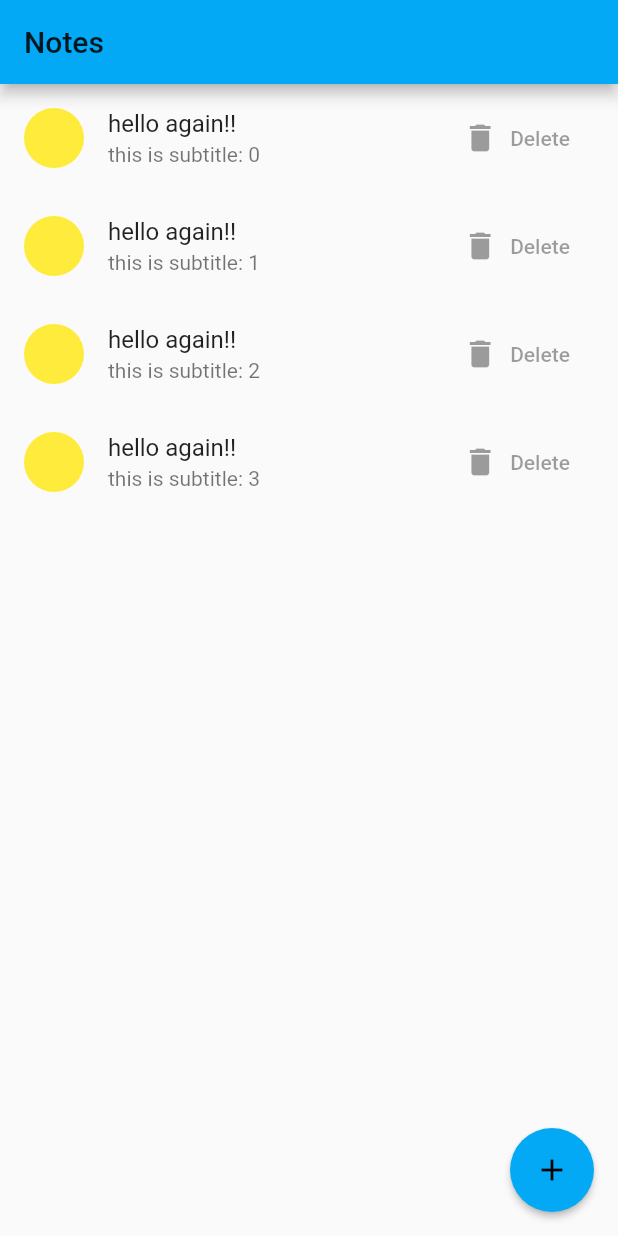
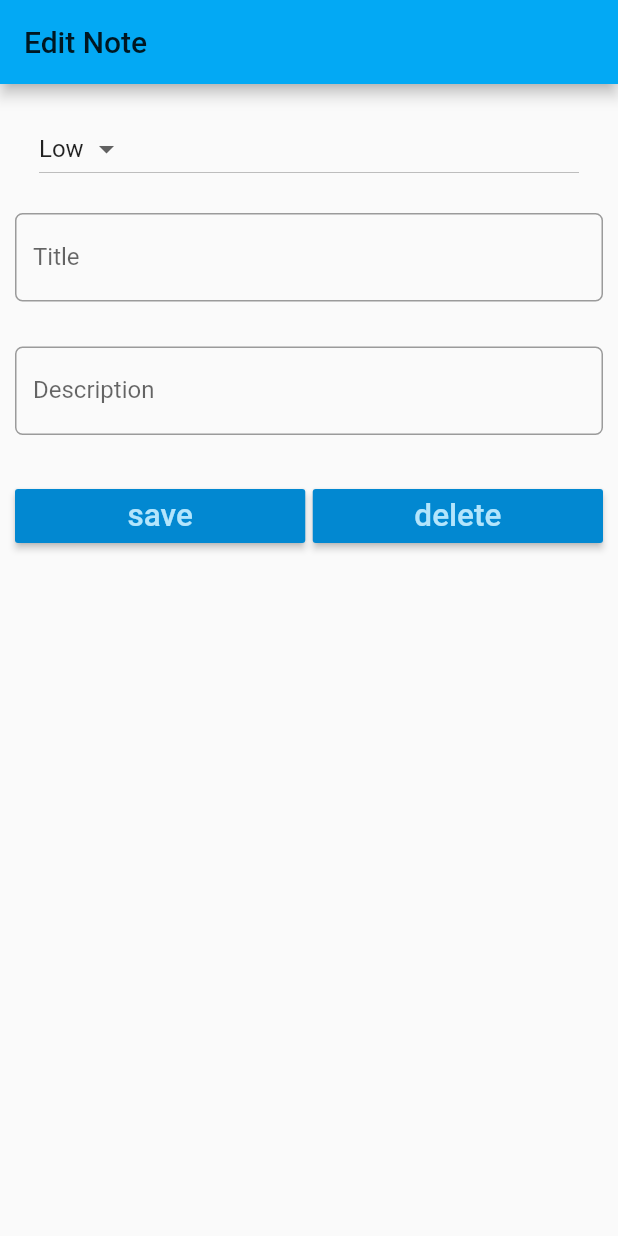
Before and after one commit to amit-420/android, a Flutter app: the screen it shows after launch, on a phone screen of 412 x 824 dp. Run offline on Flutter 3.47's test engine with Material 2 defaults, Android fonts, the phone set to English and light mode, and no system bars; our stand-ins replace cloud_firestore, firebase_auth, flutter_spinkit; accounts and stored records are empty.

Commit message:
notes list and edit notes page created

```diff
--- a/note_keeper/lib/main.dart
+++ b/note_keeper/lib/main.dart
@@ -1,4 +1,5 @@
 import 'package:flutter/material.dart';
+import 'package:notekeeper/screens/note_detail.dart';
 import 'package:notekeeper/screens/notelist.dart';
 void main() {
   runApp(MyApp());
@@ -10,7 +11,7 @@ class MyApp extends StatelessWidget {
       title: 'NoteKeeper',
       debugShowCheckedModeBanner: false,
       theme: ThemeData(primarySwatch: Colors.lightBlue),
-      home: NoteList(),
+      home: NoteDetail(),
     );
 
 
--- /dev/null
+++ b/note_keeper/lib/screens/note_detail.dart
@@ -0,0 +1,119 @@
+import 'package:flutter/material.dart';
+import 'package:flutter/painting.dart';
+
+class NoteDetail extends StatefulWidget {
+  @override
+  _NoteDetailState createState() => _NoteDetailState();
+}
+
+class _NoteDetailState extends State<NoteDetail> {
+
+  static var _priorities = ["High","Low"];
+  TextEditingController titleController = TextEditingController();
+  TextEditingController descriptionController = TextEditingController();
+
+  @override
+  Widget build(BuildContext context) {
+    return Scaffold(
+      appBar: AppBar(
+        title: Text("Edit Note"),
+      ),
+      body: Padding(
+        padding: EdgeInsets.only(top: 15.0,left:10.0, right: 10.0),
+        child: ListView(
+          children: <Widget>[
+            ListTile(
+              title: DropdownButton(
+                items: _priorities.map((String dropDownStringItem){
+                 return DropdownMenuItem<String> (
+                   value: dropDownStringItem,
+                   child: Text(dropDownStringItem),
+                 );
+                }).toList(),
+                value: "Low",
+                onChanged: (valueSelectedByUser){
+                  setState(() {
+                    debugPrint('User selected $valueSelectedByUser');
+                  });
+                },
+              ),
+            ),
+            // Second Element
+            Padding(
+              padding:
+              EdgeInsets.only(top: 15.0,bottom: 15.0),
+              child: TextField(
+                controller: titleController,
+                style: null,
+                onChanged: (value) {
+                  debugPrint("Something changed in Title Text field");
+                },
+                decoration: InputDecoration(
+                  labelText: "Title",
+                  labelStyle: null,
+                  border: OutlineInputBorder(
+                    borderRadius: BorderRadius.circular(5.0)
+                  )
+                ),
+              ),
+            ),
+            //Third element
+            Padding(
+              padding:
+              EdgeInsets.only(top: 15.0,bottom: 15.0),
+              child: TextField(
+                controller: descriptionController,
+                style: null,
+                onChanged: (value) {
+                  debugPrint("Something changed in Description Text field");
+                },
+                decoration: InputDecoration(
+                    labelText: "Description",
+                    labelStyle: null,
+                    border: OutlineInputBorder(
+                        borderRadius: BorderRadius.circular(5.0)
+                    )
+                ),
+              ),
+            ),
+            //Fourth Element
+            Padding(
+              padding: EdgeInsets.only(top: 15.0,bottom: 15.0),
+              child: Row(
+                children: <Widget>[
+                  Expanded(
+                    child: RaisedButton(
+                      color: Theme.of(context).primaryColorDark,
+                      textColor: Theme.of(context).primaryColorLight,
+                      child: Text('save',textScaleFactor: 1.5,),
+                      onPressed: (){
+                        setState(() {
+                          debugPrint('save button pressed');
+                        });
+                      },
+
+                    ),
+                  ),
+                  Container(width: 5.0,),
+                  Expanded(
+                    child: RaisedButton(
+                      color: Theme.of(context).primaryColorDark,
+                      textColor: Theme.of(context).primaryColorLight,
+                      child: Text('delete',textScaleFactor: 1.5,),
+                      onPressed: (){
+                        setState(() {
+                          debugPrint('delete button pressed');
+                        });
+                      },
+
+                    ),
+                  )
+                ],
+              ),
+            )
+          ],
+        ),
+      ),
+    );
+  }
+}
--- a/note_keeper/lib/screens/notelist.dart
+++ b/note_keeper/lib/screens/notelist.dart
@@ -1,6 +1,6 @@
 import 'package:flutter/cupertino.dart';
 import 'package:flutter/material.dart';
-import 'package:notekeeper/screens/health.dart';
+import 'package:notekeeper/screens/note_detail.dart';
 
 class NoteList extends StatefulWidget {
   @override
@@ -8,7 +8,7 @@ class NoteList extends StatefulWidget {
 }
 
 class _NoteListState extends State<NoteList> {
-  int count = 4;
+  int count = 0;
 
   Widget build(BuildContext context) {
     return Scaffold(
@@ -18,7 +18,10 @@ class _NoteListState extends State<NoteList> {
       body: getNoteListView(context, count) ,
       floatingActionButton: FloatingActionButton(
         elevation: 2.0,
-        onPressed: () => count++,
+        onPressed: () {
+          debugPrint("FAB clicked");
+        },
+        tooltip: "Add Note",
         child: Icon(Icons.add),
 
       ),
@@ -29,13 +32,23 @@ ListView getNoteListView(context,count) {
     TextStyle titleStyle = Theme.of(context).textTheme.subhead;
     return ListView.builder(
        itemCount: count,
-       itemBuilder: (context, count) {
+       itemBuilder: (BuildContext context, int position) {
          final item = count;
-         return ListTile(
-           leading: CircleAvatar(backgroundColor: Colors.yellow,),
-           title: Text("hello again!!"),
-           subtitle: Text("this is subtitle: $count"),
-           trailing: FlatButton.icon( icon: Icon(Icons.delete), label: Text("Delete")),
+         return Card(
+           color: Colors.white,
+           elevation: 2.0,
+           child: ListTile(
+             leading: CircleAvatar(backgroundColor: Colors.yellow,
+             child: Icon(Icons.keyboard_arrow_right),),
+             title: Text("hello again!!"),
+             subtitle: Text("this is subtitle: $count"),
+             trailing: Icon(Icons.delete),
+             onTap: (){
+               debugPrint("LIstTile Tapped");
+             },
+           ),
+
+
          );
        }
     );
```
Also changed, not shown: note_keeper/lib/screens/health.dart (deleted, +0 -31 lines).
